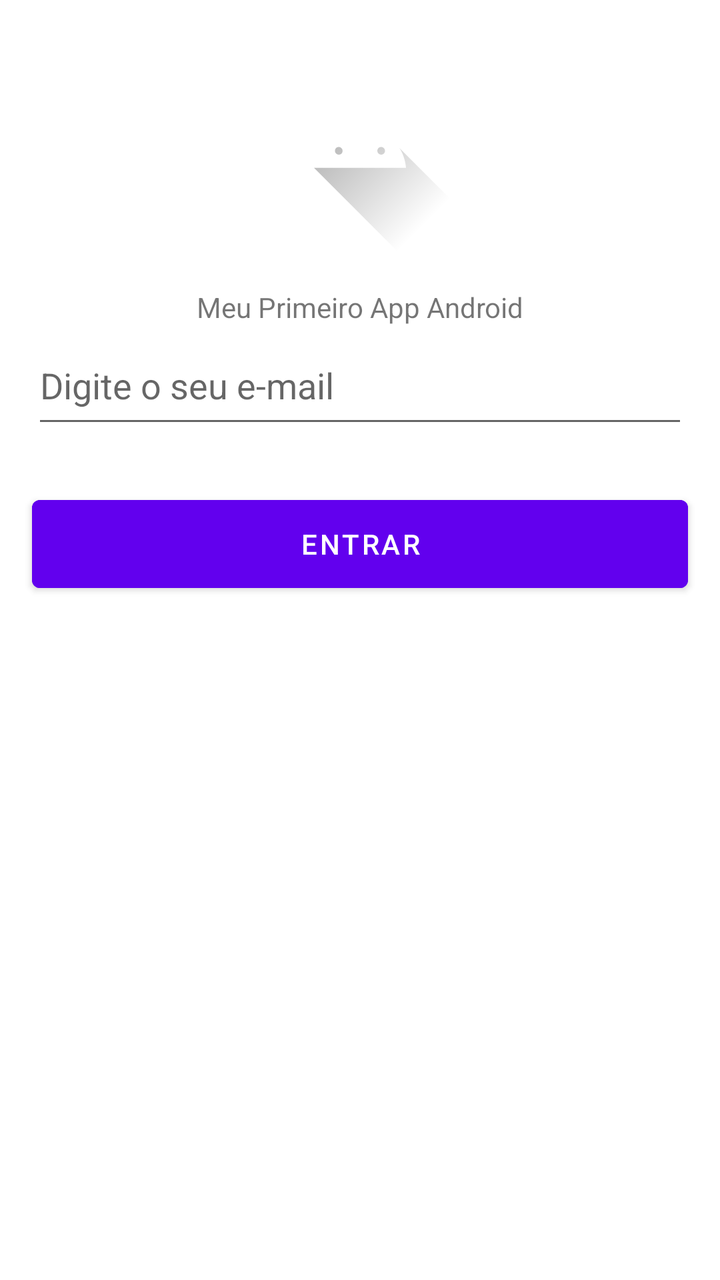
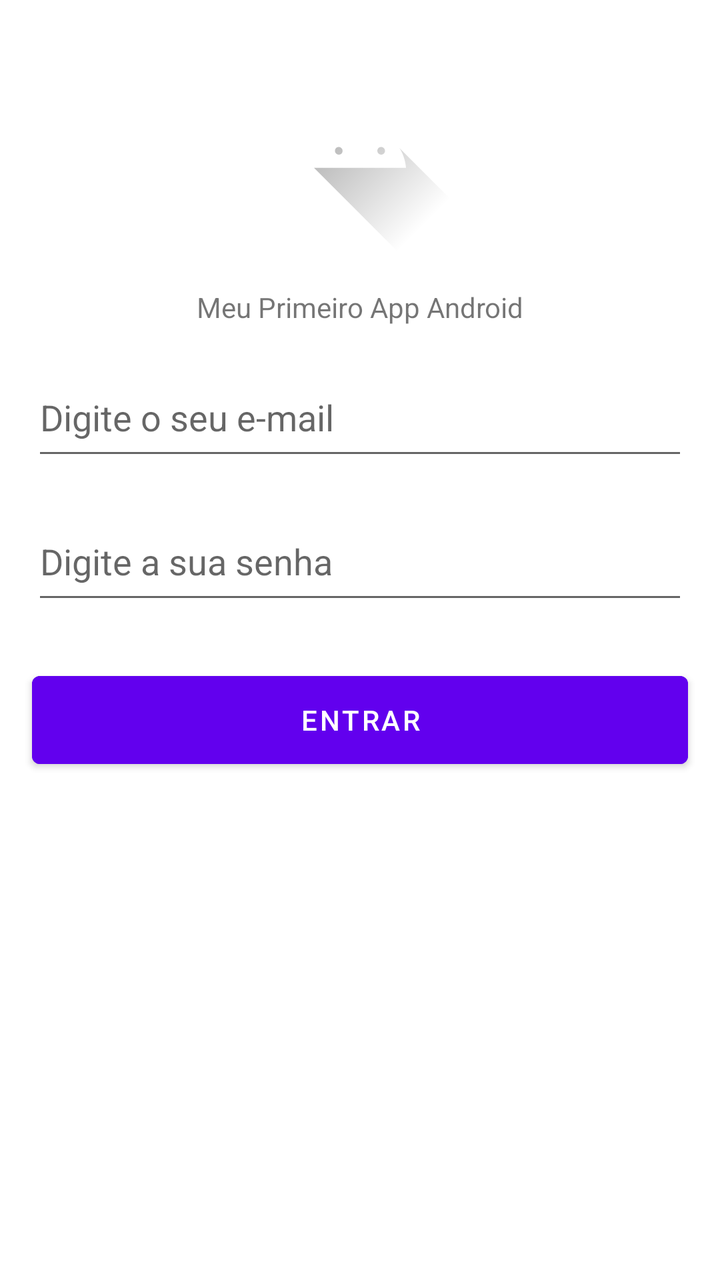

Screens rendered from an Android XML layout before and after an edit, with the pre-edit source and the edit as a unified diff.
<!-- AndroidManifest.xml: application theme Theme.FIrstApplication -->
<!-- res/layout/activity_main.xml -->
<?xml version="1.0" encoding="utf-8"?>
<androidx.constraintlayout.widget.ConstraintLayout xmlns:android="http://schemas.android.com/apk/res/android"
    xmlns:app="http://schemas.android.com/apk/res-auto"
    xmlns:tools="http://schemas.android.com/tools"
    android:id="@+id/main"
    android:layout_width="match_parent"
    android:layout_height="match_parent"
    tools:context=".MainActivity">
    
    <ImageView
        android:id="@+id/logoAndroid"
        android:layout_width="wrap_content"
        android:layout_height="wrap_content"
        android:src="@drawable/ic_launcher_foreground"
        app:layout_constraintTop_toTopOf="parent"
        app:layout_constraintStart_toStartOf="parent"
        app:layout_constraintEnd_toEndOf="parent"
        android:layout_marginTop="20dp"/>

    <TextView
        android:id="@+id/textView"
        android:layout_width="wrap_content"
        android:layout_height="wrap_content"
        android:text="Meu Primeiro App Android"
        app:layout_constraintTop_toBottomOf="@+id/logoAndroid"
        app:layout_constraintStart_toStartOf="parent"
        app:layout_constraintEnd_toEndOf="parent"
        android:layout_marginTop="16dp" />

    <EditText
        android:id="@+id/editText"
        android:layout_width="match_parent"
        android:layout_height="56dp"
        app:layout_constraintTop_toBottomOf="@+id/textView"
        app:layout_constraintStart_toStartOf="parent"
        app:layout_constraintEnd_toEndOf="parent"
        android:layout_marginStart="16dp"
        android:layout_marginEnd="16dp"
        android:hint="Digite o seu e-mail"
        android:inputType="textEmailAddress" />

    <Button
        android:id="@+id/button"
        android:layout_width="match_parent"
        android:layout_height="56dp"
        app:layout_constraintTop_toBottomOf="@+id/editText"
        app:layout_constraintStart_toStartOf="parent"
        app:layout_constraintEnd_toEndOf="parent"
        android:text="Entrar"
        android:layout_marginStart="16dp"
        android:layout_marginEnd="16dp"
        android:layout_marginTop="25dp"
        android:backgroundTint="@color/purple_500" />

</androidx.constraintlayout.widget.ConstraintLayout>
<!-- resources referenced by this layout -->
<resources>
  <color name="purple_500">#FF6200EE</color>
  <!-- drawable ic_launcher_foreground (drawable) -->
  <vector xmlns:android="http://schemas.android.com/apk/res/android"
      xmlns:aapt="http://schemas.android.com/aapt"
      android:width="108dp"
      android:height="108dp"
      android:viewportWidth="108"
      android:viewportHeight="108">
      <path android:pathData="M31,63.928c0,0 6.4,-11 12.1,-13.1c7.2,-2.6 26,-1.4 26,-1.4l38.1,38.1L107,108.928l-32,-1L31,63.928z">
          <aapt:attr name="android:fillColor">
              <gradient
                  android:endX="85.84757"
                  android:endY="92.4963"
                  android:startX="42.9492"
                  android:startY="49.59793"
                  android:type="linear">
                  <item
                      android:color="#44000000"
                      android:offset="0.0" />
                  <item
                      android:color="#00000000"
                      android:offset="1.0" />
              </gradient>
          </aapt:attr>
      </path>
      <path
          android:fillColor="#FFFFFF"
          android:fillType="nonZero"
          android:pathData="M65.3,45.828l3.8,-6.6c0.2,-0.4 0.1,-0.9 -0.3,-1.1c-0.4,-0.2 -0.9,-0.1 -1.1,0.3l-3.9,6.7c-6.3,-2.8 -13.4,-2.8 -19.7,0l-3.9,-6.7c-0.2,-0.4 -0.7,-0.5 -1.1,-0.3C38.8,38.328 38.7,38.828 38.9,39.228l3.8,6.6C36.2,49.428 31.7,56.028 31,63.928h46C76.3,56.028 71.8,49.428 65.3,45.828zM43.4,57.328c-0.8,0 -1.5,-0.5 -1.8,-1.2c-0.3,-0.7 -0.1,-1.5 0.4,-2.1c0.5,-0.5 1.4,-0.7 2.1,-0.4c0.7,0.3 1.2,1 1.2,1.8C45.3,56.528 44.5,57.328 43.4,57.328L43.4,57.328zM64.6,57.328c-0.8,0 -1.5,-0.5 -1.8,-1.2s-0.1,-1.5 0.4,-2.1c0.5,-0.5 1.4,-0.7 2.1,-0.4c0.7,0.3 1.2,1 1.2,1.8C66.5,56.528 65.6,57.328 64.6,57.328L64.6,57.328z"
          android:strokeWidth="1"
          android:strokeColor="#00000000" />
  </vector>
  <style name="Theme.FIrstApplication" parent="Theme.MaterialComponents.DayNight.DarkActionBar">
          
          <item name="colorPrimary">@color/purple_500</item>
          <item name="colorPrimaryVariant">@color/purple_700</item>
          <item name="colorOnPrimary">@color/white</item>
          
          <item name="colorSecondary">@color/teal_200</item>
          <item name="colorSecondaryVariant">@color/teal_700</item>
          <item name="colorOnSecondary">@color/black</item>
          
          <item name="android:statusBarColor">?attr/colorPrimaryVariant</item>
          
      </style>
  <color name="purple_700">#FF3700B3</color>
  <color name="white">#FFFFFFFF</color>
  <color name="teal_200">#FF03DAC5</color>
  <color name="teal_700">#FF018786</color>
  <color name="black">#FF000000</color>
</resources>

<!-- the commit's change to res/layout/activity_main.xml (unified diff, before → after) -->
@@ -6,6 +6,7 @@
     android:layout_width="match_parent"
     android:layout_height="match_parent"
     tools:context=".MainActivity">
+
     
     <ImageView
         android:id="@+id/logoAndroid"
@@ -15,18 +16,20 @@
         app:layout_constraintTop_toTopOf="parent"
         app:layout_constraintStart_toStartOf="parent"
         app:layout_constraintEnd_toEndOf="parent"
-        android:layout_marginTop="20dp"/>
+        android:layout_marginTop="20dp" />
 
+    
     <TextView
         android:id="@+id/textView"
         android:layout_width="wrap_content"
         android:layout_height="wrap_content"
         android:text="Meu Primeiro App Android"
-        app:layout_constraintTop_toBottomOf="@+id/logoAndroid"
+        app:layout_constraintTop_toBottomOf="@id/logoAndroid"
         app:layout_constraintStart_toStartOf="parent"
         app:layout_constraintEnd_toEndOf="parent"
         android:layout_marginTop="16dp" />
 
+    
     <EditText
         android:id="@+id/editText"
         android:layout_width="match_parent"
@@ -36,14 +39,30 @@
         app:layout_constraintEnd_toEndOf="parent"
         android:layout_marginStart="16dp"
         android:layout_marginEnd="16dp"
+        android:layout_marginTop="16dp"
         android:hint="Digite o seu e-mail"
         android:inputType="textEmailAddress" />
 
+    
+    <EditText
+        android:id="@+id/editTextSenha"
+        android:layout_width="match_parent"
+        android:layout_height="56dp"
+        app:layout_constraintTop_toBottomOf="@+id/editText"
+        app:layout_constraintStart_toStartOf="parent"
+        app:layout_constraintEnd_toEndOf="parent"
+        android:layout_marginStart="16dp"
+        android:layout_marginEnd="16dp"
+        android:layout_marginTop="16dp"
+        android:hint="Digite a sua senha"
+        android:inputType="textPassword" />
+
+    
     <Button
         android:id="@+id/button"
         android:layout_width="match_parent"
         android:layout_height="56dp"
-        app:layout_constraintTop_toBottomOf="@+id/editText"
+        app:layout_constraintTop_toBottomOf="@+id/editTextSenha"
         app:layout_constraintStart_toStartOf="parent"
         app:layout_constraintEnd_toEndOf="parent"
         android:text="Entrar"
